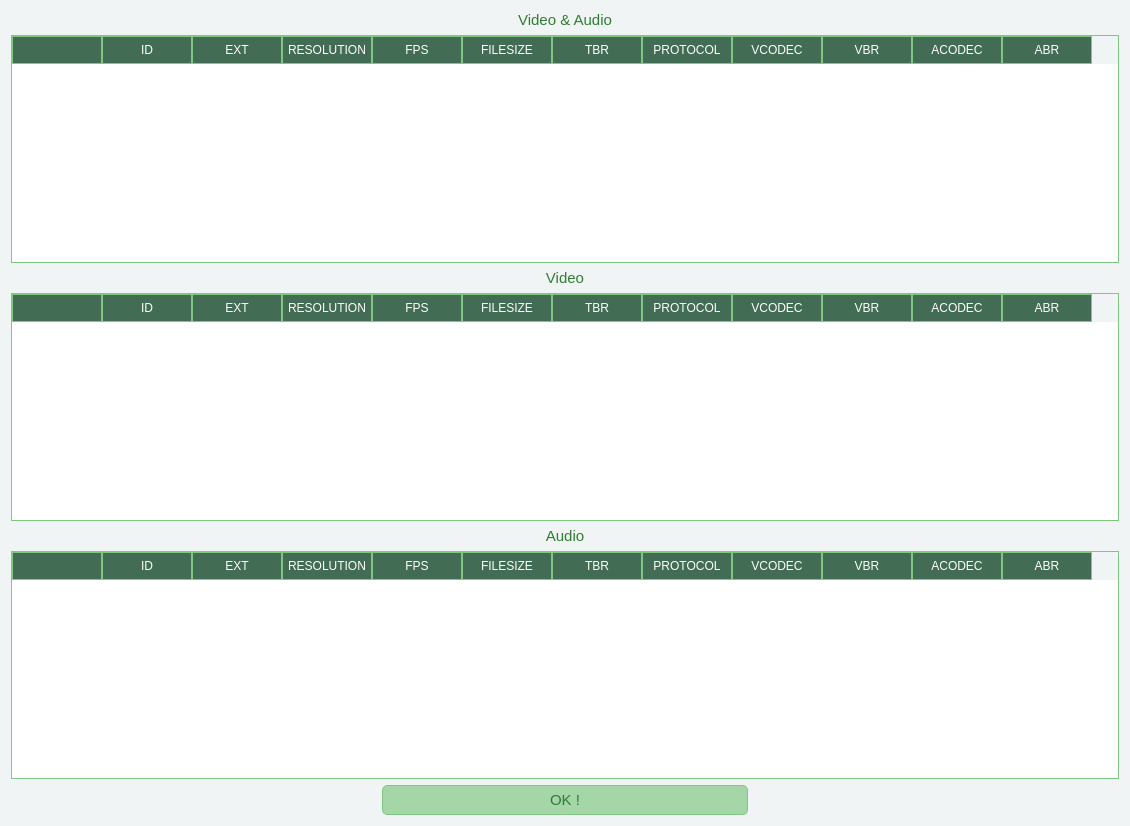
First picture: the form in download_tab/video_subwindow/video.ui, repository Alone0506/yt_dlp_GUI, before the edit.
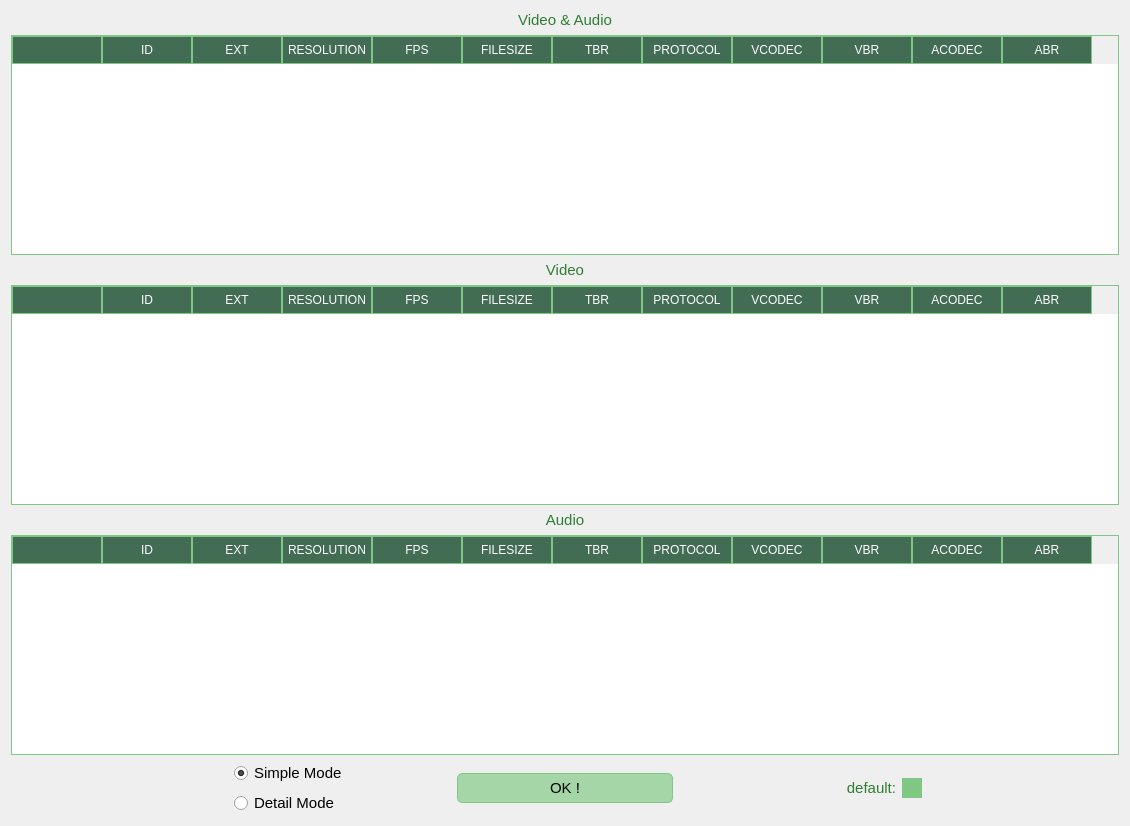
Second picture: the form after the edit.

Patch:
```diff
--- a/download_tab/video_subwindow/video.ui
+++ b/download_tab/video_subwindow/video.ui
@@ -20,11 +20,12 @@
    <string>Video Source</string>
   </property>
   <property name="styleSheet">
-   <string notr="true">QWidget {
+   <string notr="true">/*
+QWidget {
     background-color: #F0F4F4;
     color: #2E7D32;
 }
-
+*/
 /* QLabel settings */
 QLabel {
     color: #2E7D32;
@@ -52,10 +53,6 @@
     selection-background-color: #A5D6A7;
     border: 1px solid #81C784;
 }
-QTableWidget::item {
-    border: 1px solid #81C784;
-    padding: 2px;
-}
 QTableWidget::item::selected{
     color:white;
     background:#609d78;
@@ -65,7 +62,9 @@
     color: white;
     padding: 4px;
     border: 1px solid #81C784;
-}</string>
+}
+
+</string>
   </property>
   <layout class="QVBoxLayout" name="verticalLayout">
    <item>
@@ -190,6 +189,9 @@
        <pointsize>11</pointsize>
       </font>
      </property>
+     <property name="styleSheet">
+      <string notr="true"/>
+     </property>
      <attribute name="horizontalHeaderDefaultSectionSize">
       <number>90</number>
      </attribute>
@@ -360,8 +362,8 @@
     </widget>
    </item>
    <item>
-    <layout class="QHBoxLayout" name="horizontalLayout">
-     <item>
+    <layout class="QGridLayout" name="gridLayout">
+     <item row="0" column="0" rowspan="2">
       <widget class="QLabel" name="default_lbl">
        <property name="font">
         <font>
@@ -374,10 +376,32 @@
        </property>
       </widget>
      </item>
-     <item>
+     <item row="0" column="1">
+      <widget class="QRadioButton" name="simple_rbtn">
+       <property name="sizePolicy">
+        <sizepolicy hsizetype="Preferred" vsizetype="Preferred">
+         <horstretch>0</horstretch>
+         <verstretch>0</verstretch>
+        </sizepolicy>
+       </property>
+       <property name="font">
+        <font>
+         <family>Arial</family>
+         <pointsize>11</pointsize>
+        </font>
+       </property>
+       <property name="text">
+        <string>Simple Mode</string>
+       </property>
+       <property name="checked">
+        <bool>true</bool>
+       </property>
+      </widget>
+     </item>
+     <item row="0" column="2" rowspan="2">
       <widget class="QPushButton" name="ok_btn">
        <property name="sizePolicy">
-        <sizepolicy hsizetype="Minimum" vsizetype="Fixed">
+        <sizepolicy hsizetype="Preferred" vsizetype="Fixed">
          <horstretch>0</horstretch>
          <verstretch>0</verstretch>
         </sizepolicy>
@@ -393,13 +417,61 @@
        </property>
       </widget>
      </item>
-     <item>
+     <item row="0" column="3" rowspan="2">
       <widget class="QLabel" name="label">
        <property name="font">
         <font>
          <family>Arial</family>
          <pointsize>11</pointsize>
         </font>
+       </property>
+       <property name="text">
+        <string>default:</string>
+       </property>
+       <property name="alignment">
+        <set>Qt::AlignRight|Qt::AlignTrailing|Qt::AlignVCenter</set>
+       </property>
+      </widget>
+     </item>
+     <item row="1" column="1">
+      <widget class="QRadioButton" name="detailed_rbtn">
+       <property name="sizePolicy">
+        <sizepolicy hsizetype="Preferred" vsizetype="Preferred">
+         <horstretch>0</horstretch>
+         <verstretch>0</verstretch>
+        </sizepolicy>
+       </property>
+       <property name="font">
+        <font>
+         <family>Arial</family>
+         <pointsize>11</pointsize>
+        </font>
+       </property>
+       <property name="text">
+        <string>Detail Mode</string>
+       </property>
+      </widget>
+     </item>
+     <item row="0" column="4" rowspan="2">
+      <widget class="QCheckBox" name="checkBox">
+       <property name="sizePolicy">
+        <sizepolicy hsizetype="Preferred" vsizetype="Preferred">
+         <horstretch>0</horstretch>
+         <verstretch>0</verstretch>
+        </sizepolicy>
+       </property>
+       <property name="font">
+        <font>
+         <family>Arial</family>
+        </font>
+       </property>
+       <property name="styleSheet">
+        <string notr="true">QCheckBox::indicator {
+	background-color: #81c784;
+	width: 20px;
+	height: 20px;
+}
+</string>
        </property>
        <property name="text">
         <string/>
```
